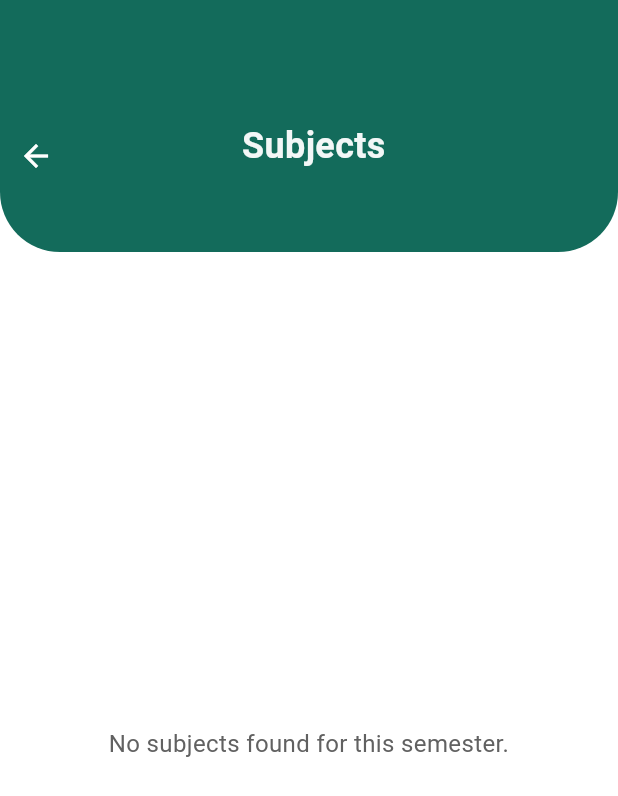
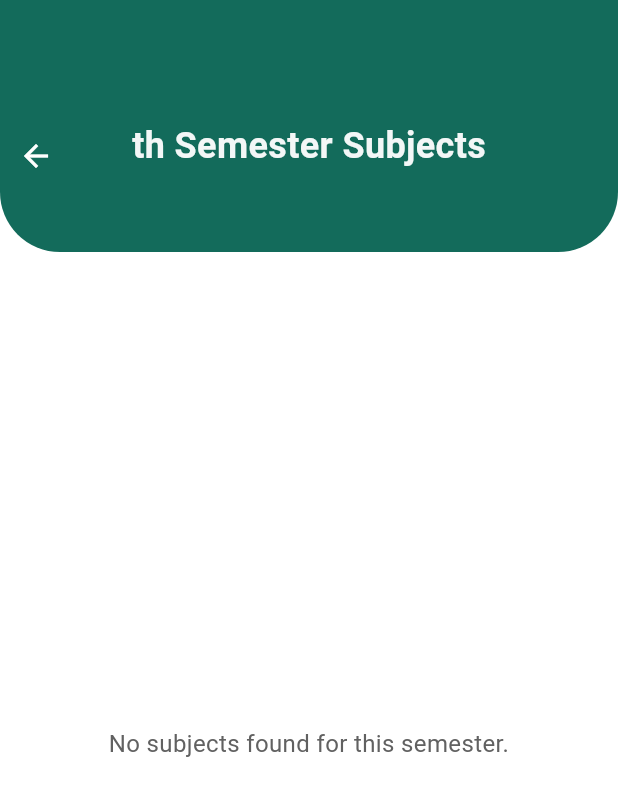
Before and after one commit to FantomAtom/Syllabuddy, a Flutter app: the SubjectScreen screen opened directly with empty values, on a phone screen of 412 x 824 dp. Shown: the top 796 px of the screen. Run offline on Flutter 3.47's test engine with Material 3 defaults, Android fonts, the light colour scheme and no system bars; our stand-ins replace cloud_firestore, firebase_core; accounts and stored records are empty.

Commit message:
subjects screen updated

```diff
--- a/lib/screens/subject_screen.dart
+++ b/lib/screens/subject_screen.dart
@@ -33,6 +33,16 @@ class SubjectScreen extends StatelessWidget {
     }
     return null;
   }
+
+  String _formatSemesterTitle(String sem) {
+  switch (sem) {
+    case '1': return '1st Semester';
+    case '2': return '2nd Semester';
+    case '3': return '3rd Semester';
+    default: return '${sem}th Semester';
+  }
+}
+
 
   @override
   Widget build(BuildContext context) {
@@ -75,7 +85,7 @@ class SubjectScreen extends StatelessWidget {
                   ),
                   Center(
                     child: Text(
-                      '$semester Subjects',
+                      '${_formatSemesterTitle(semester)} Subjects',
                       style: TextStyle(
                         fontSize: 24,
                         fontWeight: FontWeight.bold,
```
